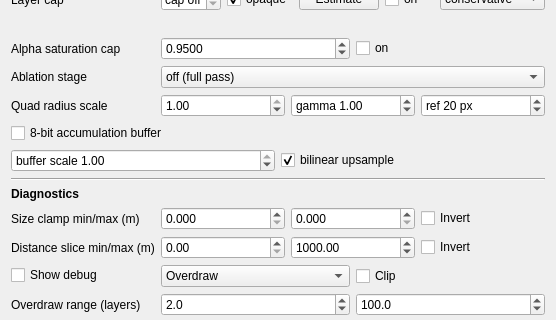
This is gui_client/GaussianSplatSettingsWidget.ui in russiaman/substrata_robo as Qt 5 draws it before an edit; both pictures show x 0 to 556 and y 534 to 854 of the 556 by 943 pixel window. The edited form follows.
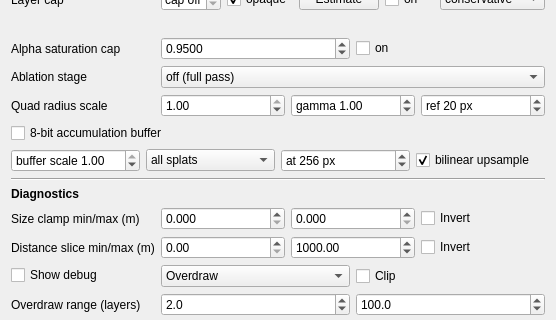
This is the edited form.

Commit message:
Splat settings: projected-area slice controls
Drives GaussianSplatRenderer::setAreaSliceMode() - see that commit in glare-core.
A combo box for which half to draw and a threshold in frame pixels, the unit the
Frustum report's "Fill by splat size" histogram uses, so the number is read off
that report directly.

Not persisted, like the buffer scale beside it: a slice left switched on would
silently show a fraction of the cloud in the next session, which is the sort of
thing that gets diagnosed as a loading bug.

Patch:
```diff
--- a/gui_client/GaussianSplatSettingsWidget.ui
+++ b/gui_client/GaussianSplatSettingsWidget.ui
@@ -1468,6 +1468,56 @@
        </property>
       </widget>
      </item>
+     <item>
+      <widget class="QComboBox" name="areaSliceModeComboBox">
+       <property name="toolTip">
+        <string>DIAGNOSTIC. Draws only one half of the cloud, split by each splat's own projected area on screen. This is the axis the pass is actually paid in - blended pixels - unlike the size and distance slices further down. On the interior scene the splats above 256 px of area are 13% of the cloud but 85% of the fill, and they are also the smooth ones that survive a heavy downscale, so the two halves are very nearly "almost all of the cost" and "almost all of the detail". Draw each alone, at its own buffer scale, to see what a two-layer split would cost and look like before it is built. Threshold is in frame pixels, matching the Frustum report's "Fill by splat size" histogram, and is converted internally so it selects the same splats at any buffer scale.</string>
+       </property>
+       <item>
+        <property name="text">
+         <string>all splats</string>
+        </property>
+       </item>
+       <item>
+        <property name="text">
+         <string>only large</string>
+        </property>
+       </item>
+       <item>
+        <property name="text">
+         <string>only small</string>
+        </property>
+       </item>
+      </widget>
+     </item>
+     <item>
+      <widget class="QDoubleSpinBox" name="areaSlicePxDoubleSpinBox">
+       <property name="prefix">
+        <string>at </string>
+       </property>
+       <property name="suffix">
+        <string> px</string>
+       </property>
+       <property name="decimals">
+        <number>0</number>
+       </property>
+       <property name="minimum">
+        <double>1.000000000000000</double>
+       </property>
+       <property name="maximum">
+        <double>1000000.000000000000000</double>
+       </property>
+       <property name="singleStep">
+        <double>64.000000000000000</double>
+       </property>
+       <property name="value">
+        <double>256.000000000000000</double>
+       </property>
+       <property name="toolTip">
+        <string>Area of one splat, in frame pixels, that divides "large" from "small" for the slice beside this. Read it off the Frustum report's "Fill by splat size" histogram, whose buckets are in the same unit. 256 px (a radius of about 9 px) is where the measured split puts 13% of the splats and 85% of the fill on the large side.</string>
+       </property>
+      </widget>
+     </item>
      <item>
       <widget class="QCheckBox" name="accumUpsampleBilinearCheckBox">
        <property name="text">
```
The commit also changes 2 other files.
